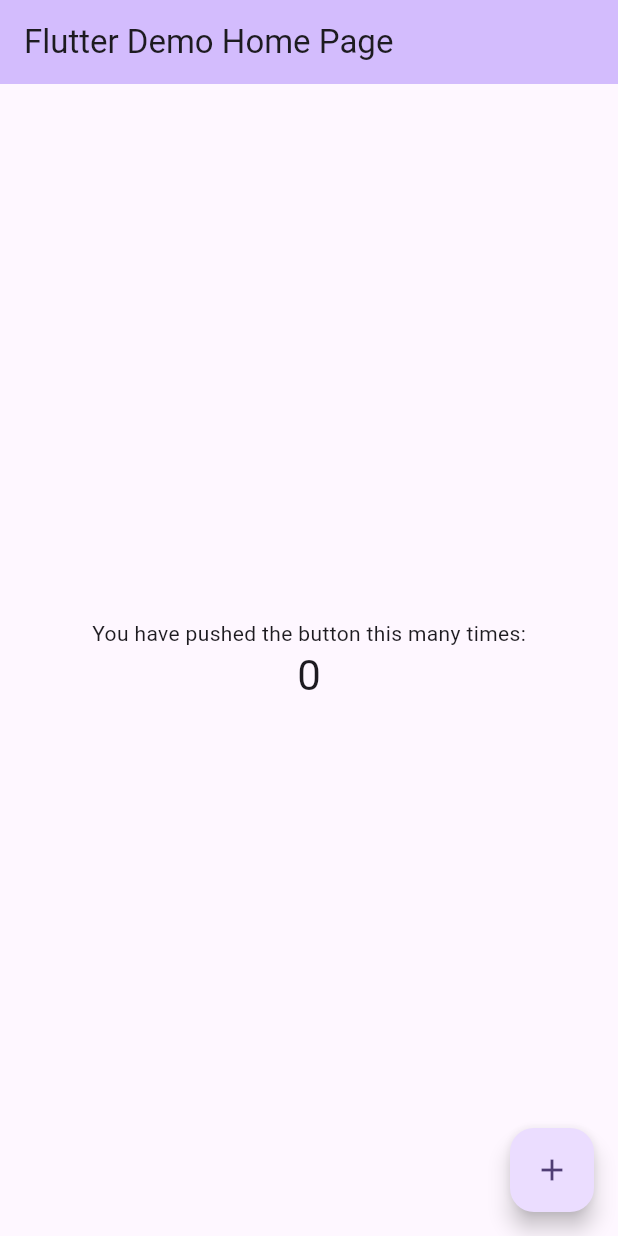
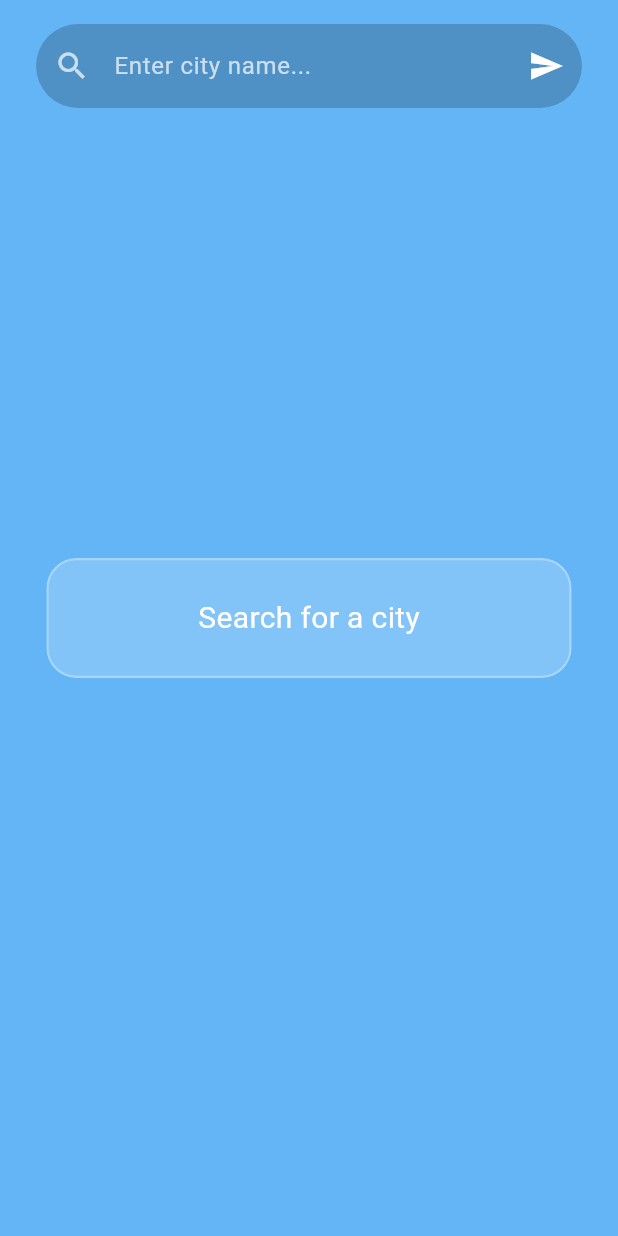
Before and after one commit to Earthen8/earthen-atmos, a Flutter app: the screen it shows after launch, on a phone screen of 412 x 824 dp. Run offline on Flutter 3.47's test engine with Material 3 defaults, Android fonts, the phone set to English and light mode, and no system bars.

Commit message:
feat: implemented the core logic for the Atmos weather app on both the Django backend and Flutter frontend

```diff
--- a/frontend/lib/main.dart
+++ b/frontend/lib/main.dart
@@ -1,121 +1,199 @@
+import 'dart:ui';
 import 'package:flutter/material.dart';
+import 'package:provider/provider.dart';
+import 'providers/weather_provider.dart';
 
 void main() {
-  runApp(const MyApp());
+  runApp(
+    MultiProvider(
+      providers: [
+        ChangeNotifierProvider(create: (_) => WeatherProvider()),
+      ],
+      child: const MyApp(),
+    ),
+  );
 }
 
 class MyApp extends StatelessWidget {
   const MyApp({super.key});
 
-  // This widget is the root of your application.
   @override
   Widget build(BuildContext context) {
     return MaterialApp(
-      title: 'Flutter Demo',
+      title: 'Atmos Weather',
       theme: ThemeData(
-        // This is the theme of your application.
-        //
-        // TRY THIS: Try running your application with "flutter run". You'll see
-        // the application has a purple toolbar. Then, without quitting the app,
-        // try changing the seedColor in the colorScheme below to Colors.green
-        // and then invoke "hot reload" (save your changes or press the "hot
-        // reload" button in a Flutter-supported IDE, or press "r" if you used
-        // the command line to start the app).
-        //
-        // Notice that the counter didn't reset back to zero; the application
-        // state is not lost during the reload. To reset the state, use hot
-        // restart instead.
-        //
-        // This works for code too, not just values: Most code changes can be
-        // tested with just a hot reload.
-        colorScheme: .fromSeed(seedColor: Colors.deepPurple),
+        colorScheme: ColorScheme.fromSeed(seedColor: Colors.blue),
+        useMaterial3: true,
       ),
-      home: const MyHomePage(title: 'Flutter Demo Home Page'),
+      home: const WeatherScreen(),
     );
   }
 }
 
-class MyHomePage extends StatefulWidget {
-  const MyHomePage({super.key, required this.title});
-
-  // This widget is the home page of your application. It is stateful, meaning
-  // that it has a State object (defined below) that contains fields that affect
-  // how it looks.
-
-  // This class is the configuration for the state. It holds the values (in this
-  // case the title) provided by the parent (in this case the App widget) and
-  // used by the build method of the State. Fields in a Widget subclass are
-  // always marked "final".
-
-  final String title;
+class WeatherScreen extends StatefulWidget {
+  const WeatherScreen({super.key});
 
   @override
-  State<MyHomePage> createState() => _MyHomePageState();
+  State<WeatherScreen> createState() => _WeatherScreenState();
 }
 
-class _MyHomePageState extends State<MyHomePage> {
-  int _counter = 0;
+class _WeatherScreenState extends State<WeatherScreen> {
+  final TextEditingController _cityController = TextEditingController();
 
-  void _incrementCounter() {
-    setState(() {
-      // This call to setState tells the Flutter framework that something has
-      // changed in this State, which causes it to rerun the build method below
-      // so that the display can reflect the updated values. If we changed
-      // _counter without calling setState(), then the build method would not be
-      // called again, and so nothing would appear to happen.
-      _counter++;
-    });
+  Color _getBackgroundColor(String condition) {
+    switch (condition.toLowerCase()) {
+      case 'clear':
+        return Colors.orangeAccent.shade200;
+      case 'clouds':
+        return Colors.blueGrey.shade300;
+      case 'rain':
+        return Colors.indigo.shade400;
+      case 'snow':
+        return Colors.lightBlue.shade100;
+      case 'thunderstorm':
+        return Colors.deepPurple.shade700;
+      default:
+        return Colors.blue.shade300;
+    }
+  }
+
+  @override
+  void dispose() {
+    _cityController.dispose();
+    super.dispose();
+  }
+
+  void _searchWeather() {
+    if (_cityController.text.trim().isNotEmpty) {
+      context.read<WeatherProvider>().fetchWeather(_cityController.text.trim());
+    }
   }
 
   @override
   Widget build(BuildContext context) {
-    // This method is rerun every time setState is called, for instance as done
-    // by the _incrementCounter method above.
-    //
-    // The Flutter framework has been optimized to make rerunning build methods
-    // fast, so that you can just rebuild anything that needs updating rather
-    // than having to individually change instances of widgets.
+    final weatherProvider = context.watch<WeatherProvider>();
+    final condition = weatherProvider.weather?.condition ?? '';
+
     return Scaffold(
-      appBar: AppBar(
-        // TRY THIS: Try changing the color here to a specific color (to
-        // Colors.amber, perhaps?) and trigger a hot reload to see the AppBar
-        // change color while the other colors stay the same.
-        backgroundColor: Theme.of(context).colorScheme.inversePrimary,
-        // Here we take the value from the MyHomePage object that was created by
-        // the App.build method, and use it to set our appbar title.
-        title: Text(widget.title),
+      extendBodyBehindAppBar: true,
+      body: Stack(
+        children: [
+          // Bottom layer: AnimatedContainer based on weather
+          AnimatedContainer(
+            duration: const Duration(milliseconds: 800),
+            curve: Curves.easeInOut,
+            color: _getBackgroundColor(condition),
+            width: double.infinity,
+            height: double.infinity,
           ),
-      body: Center(
-        // Center is a layout widget. It takes a single child and positions it
-        // in the middle of the parent.
+
+          // Middle Layer: BackdropFilter (Glassmorphism)
+          Center(
+            child: ClipRRect(
+              borderRadius: BorderRadius.circular(20),
+              child: BackdropFilter(
+                filter: ImageFilter.blur(sigmaX: 15, sigmaY: 15),
+                child: Container(
+                  width: MediaQuery.of(context).size.width * 0.85,
+                  padding: const EdgeInsets.all(24),
+                  decoration: BoxDecoration(
+                    color: Colors.white.withOpacity(0.2),
+                    borderRadius: BorderRadius.circular(20),
+                    border: Border.all(color: Colors.white.withOpacity(0.3), width: 1.5),
+                  ),
                   child: Column(
-          // Column is also a layout widget. It takes a list of children and
-          // arranges them vertically. By default, it sizes itself to fit its
-          // children horizontally, and tries to be as tall as its parent.
-          //
-          // Column has various properties to control how it sizes itself and
-          // how it positions its children. Here we use mainAxisAlignment to
-          // center the children vertically; the main axis here is the vertical
-          // axis because Columns are vertical (the cross axis would be
-          // horizontal).
-          //
-          // TRY THIS: Invoke "debug painting" (choose the "Toggle Debug Paint"
-          // action in the IDE, or press "p" in the console), to see the
-          // wireframe for each widget.
-          mainAxisAlignment: .center,
+                    mainAxisSize: MainAxisSize.min,
                     children: [
-            const Text('You have pushed the button this many times:'),
+                      if (weatherProvider.isLoading)
+                        const CircularProgressIndicator(color: Colors.white)
+                      else if (weatherProvider.errorMessage.isNotEmpty)
                         Text(
-              '$_counter',
-              style: Theme.of(context).textTheme.headlineMedium,
+                          weatherProvider.errorMessage,
+                          style: const TextStyle(color: Colors.white, fontSize: 16),
+                          textAlign: TextAlign.center,
+                        )
+                      else if (weatherProvider.weather != null)
+                        Column(
+                          children: [
+                            Text(
+                              weatherProvider.weather!.cityName,
+                              style: const TextStyle(
+                                fontSize: 32,
+                                fontWeight: FontWeight.bold,
+                                color: Colors.white,
+                              ),
+                            ),
+                            const SizedBox(height: 12),
+                            Text(
+                              '${weatherProvider.weather!.temperature.toStringAsFixed(1)}°C',
+                              style: const TextStyle(
+                                fontSize: 64,
+                                fontWeight: FontWeight.w300,
+                                color: Colors.white,
+                              ),
+                            ),
+                            const SizedBox(height: 12),
+                            Text(
+                              weatherProvider.weather!.condition,
+                              style: const TextStyle(
+                                fontSize: 24,
+                                fontWeight: FontWeight.w500,
+                                color: Colors.white,
+                              ),
+                            ),
+                            const SizedBox(height: 8),
+                            Text(
+                              'Humidity: ${weatherProvider.weather!.humidity}%',
+                              style: const TextStyle(
+                                fontSize: 18,
+                                color: Colors.white70,
+                              ),
+                            ),
+                          ],
+                        )
+                      else
+                        const Text(
+                          'Search for a city',
+                          style: TextStyle(
+                            fontSize: 20,
+                            color: Colors.white,
+                          ),
                         ),
                     ],
                   ),
                 ),
-      floatingActionButton: FloatingActionButton(
-        onPressed: _incrementCounter,
-        tooltip: 'Increment',
-        child: const Icon(Icons.add),
+              ),
+            ),
+          ),
+
+          // Top layer: TextField for city search
+          SafeArea(
+            child: Padding(
+              padding: const EdgeInsets.symmetric(horizontal: 24, vertical: 16),
+              child: TextField(
+                controller: _cityController,
+                cursorColor: Colors.white,
+                style: const TextStyle(color: Colors.white),
+                decoration: InputDecoration(
+                  hintText: 'Enter city name...',
+                  hintStyle: const TextStyle(color: Colors.white70),
+                  filled: true,
+                  fillColor: Colors.black.withOpacity(0.2),
+                  border: OutlineInputBorder(
+                    borderRadius: BorderRadius.circular(30),
+                    borderSide: BorderSide.none,
+                  ),
+                  prefixIcon: const Icon(Icons.search, color: Colors.white70),
+                  suffixIcon: IconButton(
+                    icon: const Icon(Icons.send, color: Colors.white),
+                    onPressed: _searchWeather,
+                  ),
+                ),
+                onSubmitted: (_) => _searchWeather(),
+              ),
+            ),
+          ),
+        ],
       ),
     );
   }
--- /dev/null
+++ b/frontend/lib/models/weather_model.dart
@@ -0,0 +1,32 @@
+class WeatherModel {
+  final double temperature;
+  final String condition;
+  final double humidity;
+  final String cityName;
+
+  WeatherModel({
+    required this.temperature,
+    required this.condition,
+    required this.humidity,
+    required this.cityName,
+  });
+
+  factory WeatherModel.fromJson(Map<String, dynamic> json) {
+    return WeatherModel(
+      temperature: _parseDouble(json['temperature']),
+      condition: json['condition'] ?? 'Unknown',
+      humidity: _parseDouble(json['humidity']),
+      cityName: json['city_name'] ?? 'Unknown',
+    );
+  }
+
+  static double _parseDouble(dynamic value) {
+    if (value is int) {
+      return value.toDouble();
+    } else if (value is double) {
+      return value;
+    } else {
+      return 0.0;
+    }
+  }
+}
--- /dev/null
+++ b/frontend/lib/providers/weather_provider.dart
@@ -0,0 +1,37 @@
+import 'dart:convert';
+import 'package:flutter/material.dart';
+import 'package:http/http.dart' as http;
+import '../models/weather_model.dart';
+
+class WeatherProvider extends ChangeNotifier {
+  WeatherModel? weather;
+  bool isLoading = false;
+  String errorMessage = '';
+
+  Future<void> fetchWeather(String city) async {
+    isLoading = true;
+    errorMessage = '';
+    notifyListeners();
+
+    try {
+      // Connect to the Django backend
+      // Using 10.0.2.2 for Android emulator, change to localhost for web/iOS
+      // Assuming django runs on port 8000
+      final Uri url = Uri.parse('http://127.0.0.1:8000/api/weather/?city=$city');
+      final response = await http.get(url);
+
+      if (response.statusCode == 200) {
+        final data = json.decode(response.body);
+        weather = WeatherModel.fromJson(data);
+      } else {
+        final errorData = json.decode(response.body);
+        errorMessage = errorData['error'] ?? 'Failed to fetch weather data';
+      }
+    } catch (e) {
+      errorMessage = 'Could not connect to the server';
+    }
+
+    isLoading = false;
+    notifyListeners();
+  }
+}
--- a/frontend/pubspec.yaml
+++ b/frontend/pubspec.yaml
@@ -30,6 +30,8 @@ environment:
 dependencies:
   flutter:
     sdk: flutter
+  http: ^1.2.0
+  provider: ^6.1.2
 
   # The following adds the Cupertino Icons font to your application.
   # Use with the CupertinoIcons class for iOS style icons.
```
Also changed, not shown: frontend/pubspec.lock, 6 other files. Lines whose indentation alone changed are shown as unchanged.
